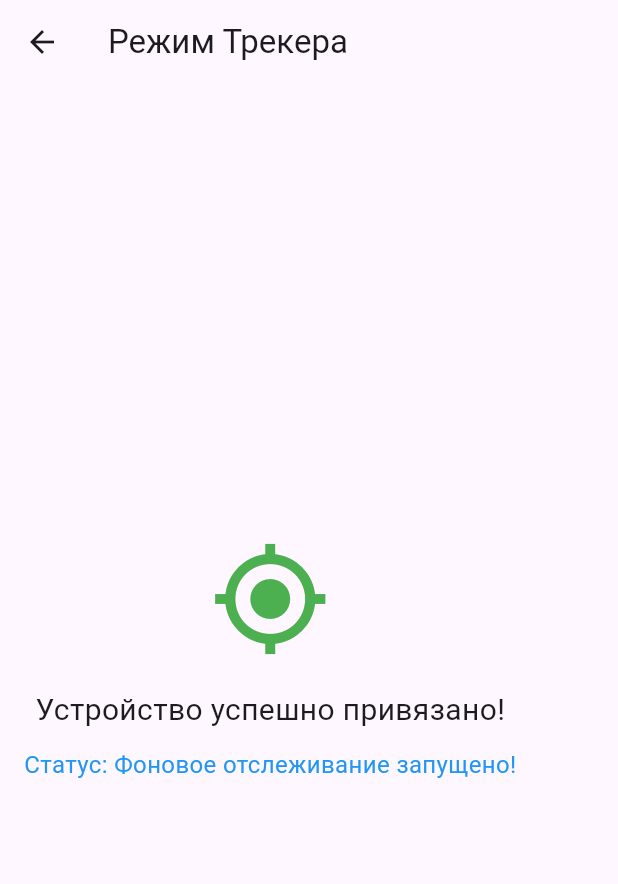
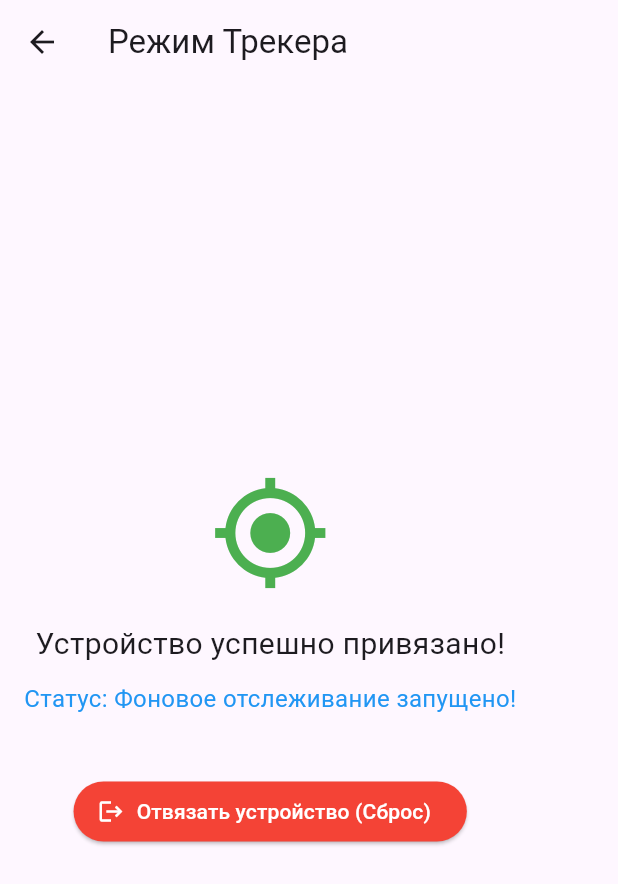
Before and after one commit to titanizm-design/family_tracker, a Flutter app: the TrackerScreen screen opened directly, on a phone screen of 412 x 824 dp. Shown: the top 884 px of the screen. Run offline on Flutter 3.47's test engine with Material 3 defaults, Android fonts, the phone set to English and light mode, and no system bars; our stand-ins replace flutter_local_notifications, flutter_map, geolocator, latlong2, shared_preferences; missing offline and left inert: flutter_background_service, flutter_background_service_android; accounts and stored records are empty.

Commit message:
Add logout button to tracker

```diff
--- a/lib/main.dart
+++ b/lib/main.dart
@@ -413,6 +413,23 @@ class _TrackerScreenState extends State<TrackerScreen> {
     });
   }
 
+  // Функция для сброса токена и отвязки устройства
+  void _logout() async {
+    final prefs = await SharedPreferences.getInstance();
+    await prefs.remove('tracker_token');
+
+    // Останавливаем фоновую службу
+    final service = FlutterBackgroundService();
+    service.invoke("stopService");
+
+    setState(() {
+      _token = null;
+      _isTracking = false;
+      _statusMessage = 'Устройство отвязано. Введите новый код.';
+      _codeController.clear();
+    });
+  }
+
   @override
   Widget build(BuildContext context) {
     return Scaffold(
@@ -440,6 +457,17 @@ class _TrackerScreenState extends State<TrackerScreen> {
               const Text('Устройство успешно привязано!', style: TextStyle(fontSize: 20)),
               const SizedBox(height: 10),
               Text('Статус: $_statusMessage', style: const TextStyle(color: Colors.blue, fontSize: 16)),
+              const SizedBox(height: 40),
+              // Кнопка отвязки
+              ElevatedButton.icon(
+                onPressed: _logout,
+                icon: const Icon(Icons.logout),
+                label: const Text('Отвязать устройство (Сброс)'),
+                style: ElevatedButton.styleFrom(
+                  backgroundColor: Colors.red,
+                  foregroundColor: Colors.white,
+                ),
+              ),
             ]
           ],
         ),
```
